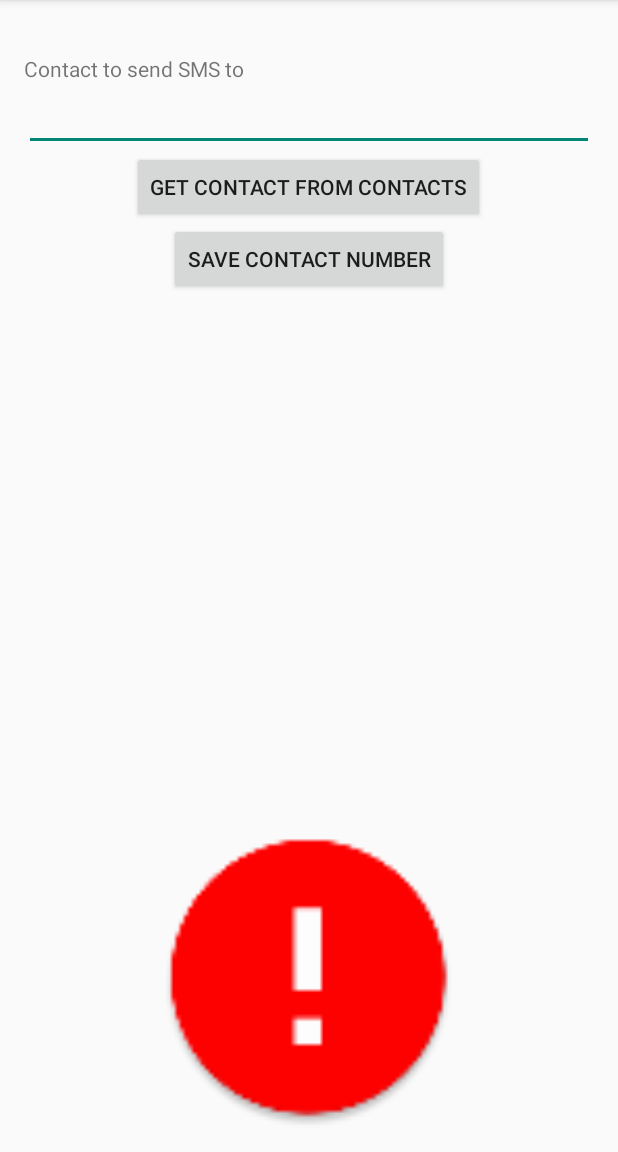
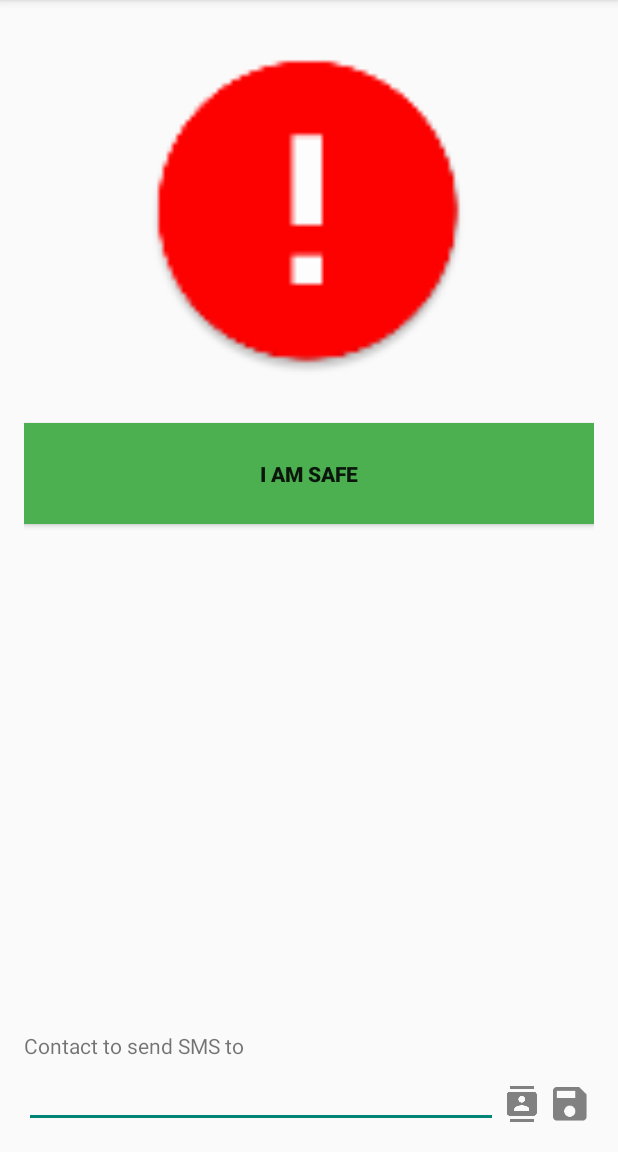
Before and after one commit to jomartigcal/help-me-android-app, an Android app: the screen it shows after launch (MainActivity), on a phone screen of 412 x 824 dp, the part 84-1236 px from its top. Run offline under Robolectric (Android 15) with nearby library versions, the light colour scheme and no system bars.

Commit message:
Updating layout for the mobile phone
Signed-off-by: Jomar Tigcal <jomar@tigcal.com>

```diff
--- a/mobile/src/main/java/com/tigcal/helpme/MainActivity.java
+++ b/mobile/src/main/java/com/tigcal/helpme/MainActivity.java
@@ -61,7 +61,7 @@ public class MainActivity extends ActionBarActivity implements GoogleApiClient.C
         mContactNumberText = (EditText) findViewById(R.id.text_contact_number);
         mContactNumberText.setText(mPreferences.getString(CONTACT_NUMBER, ""));
 
-        Button saveContactNumber = (Button) findViewById(R.id.button_save);
+        ImageView saveContactNumber = (ImageView) findViewById(R.id.button_save);
         saveContactNumber.setOnClickListener(new View.OnClickListener() {
             @Override
             public void onClick(View view) {
@@ -69,7 +69,7 @@ public class MainActivity extends ActionBarActivity implements GoogleApiClient.C
             }
         });
 
-        Button selectContact = (Button) findViewById(R.id.button_get_contact);
+        ImageView selectContact = (ImageView) findViewById(R.id.button_get_contact);
         selectContact.setOnClickListener(new View.OnClickListener() {
             @Override
             public void onClick(View view) {
--- a/mobile/src/main/res/layout/activity_main.xml
+++ b/mobile/src/main/res/layout/activity_main.xml
@@ -2,50 +2,64 @@
     xmlns:tools="http://schemas.android.com/tools"
     android:layout_width="match_parent"
     android:layout_height="match_parent"
+    android:paddingBottom="@dimen/activity_vertical_margin"
     android:paddingLeft="@dimen/activity_horizontal_margin"
     android:paddingRight="@dimen/activity_horizontal_margin"
     android:paddingTop="@dimen/activity_vertical_margin"
-    android:paddingBottom="@dimen/activity_vertical_margin"
     tools:context=".MainActivity">
 
     <ImageView
         android:id="@+id/image_ask_help"
-        android:layout_width="200dp"
-        android:layout_height="200dp"
+        android:layout_width="250dp"
+        android:layout_height="250dp"
+        android:layout_alignParentTop="true"
+        android:layout_centerHorizontal="true"
         android:scaleType="fitCenter"
-        android:src="@drawable/ic_alert"
-        android:layout_alignParentBottom="true"
-        android:layout_centerHorizontal="true"
-        />
-    <TextView
-        android:id="@+id/label_contact_number"
-        android:text="@string/contact_number"
+        android:padding="@dimen/activity_horizontal_margin"
+        android:src="@drawable/ic_alert" />
+
+    <Button
+        android:id="@+id/button_safe"
         android:layout_width="match_parent"
         android:layout_height="wrap_content"
-        android:paddingTop="20dp"
-        android:layout_alignParentTop="true" />
+        android:layout_below="@id/image_ask_help"
+        android:text="@string/label_safe"
+        android:padding="24dp"
+        android:textStyle="bold"
+        android:background="@color/safe_button_color"
+        android:layout_marginTop="@dimen/activity_horizontal_margin"
+        android:layout_centerHorizontal="true" />
+
+    <ImageView
+        android:id="@+id/button_save"
+        android:layout_width="wrap_content"
+        android:layout_height="wrap_content"
+        android:layout_alignParentBottom="true"
+        android:layout_alignParentRight="true"
+        android:src="@drawable/ic_save" />
+
+    <ImageView
+        android:id="@+id/button_get_contact"
+        android:layout_width="wrap_content"
+        android:layout_height="wrap_content"
+        android:layout_alignParentBottom="true"
+        android:layout_toLeftOf="@id/button_save"
+        android:src="@drawable/ic_contacts" />
 
     <EditText
         android:id="@+id/text_contact_number"
-        android:inputType="phone"
         android:layout_width="match_parent"
         android:layout_height="wrap_content"
-        android:layout_below="@id/label_contact_number" />
+        android:layout_alignParentBottom="true"
+        android:layout_toLeftOf="@id/button_get_contact"
+        android:inputType="phone" />
 
-    <Button
-        android:id="@+id/button_get_contact"
-        android:layout_width="wrap_content"
+    <TextView
+        android:id="@+id/label_contact_number"
+        android:layout_width="match_parent"
         android:layout_height="wrap_content"
-        android:layout_below="@id/text_contact_number"
-        android:text="@string/label_get_contact"
-        android:layout_centerHorizontal="true" />
-
-    <Button
-        android:id="@+id/button_save"
-        android:layout_width="wrap_content"
-        android:layout_height="wrap_content"
-        android:layout_below="@id/button_get_contact"
-        android:text="@string/label_save_contact"
-        android:layout_centerHorizontal="true" />
+        android:layout_above="@id/text_contact_number"
+        android:paddingTop="20dp"
+        android:text="@string/contact_number" />
 
 </RelativeLayout>
--- a/mobile/src/main/res/values/colors.xml
+++ b/mobile/src/main/res/values/colors.xml
@@ -2,4 +2,5 @@
 <resources>
     <color name="app_primary_color">#F44336</color>
     <color name="app_primary_color_dark">#D32F2F</color>
+    <color name="safe_button_color">#4CAF50</color>
 </resources>
--- a/mobile/src/main/res/values/strings.xml
+++ b/mobile/src/main/res/values/strings.xml
@@ -13,6 +13,7 @@
     <string name="label_ask_help">Ask for Help</string>
     <string name="label_get_contact">Get Contact from Contacts</string>
     <string name="label_save_contact">Save Contact Number</string>
+    <string name="label_safe">I am Safe</string>
 
     <string name="message_invalid_contact_number">Please provide a valid contact number</string>
     <string name="message_location">My last location is near the following GPS coordinates: %1$s,%2$s</string>
```
